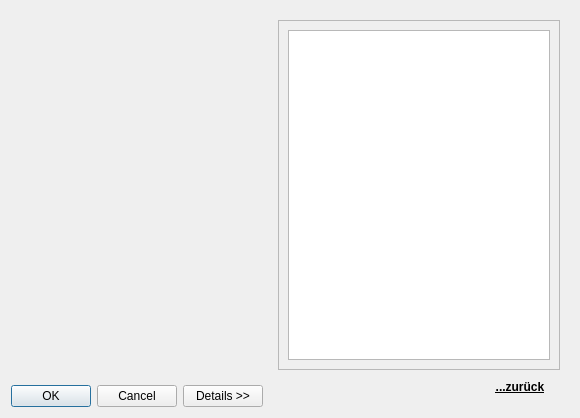
projektcheck/ProjektCheck-QGIS, file projektcheck/ui/parameter_dialog.ui: the form before one commit.
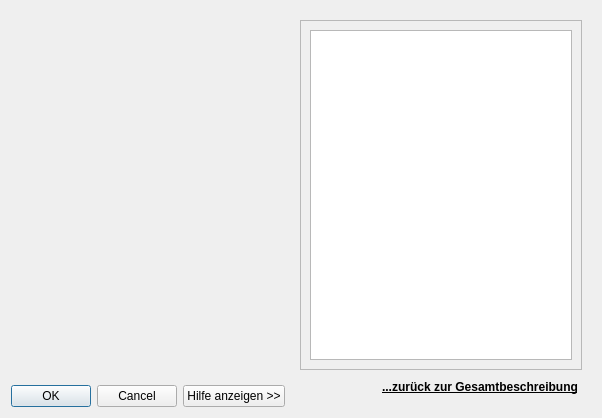
The form after the commit.

Commit message: changed help folder structure; additional parameter help files

Diff of the .ui file:
```diff
--- a/projektcheck/ui/parameter_dialog.ui
+++ b/projektcheck/ui/parameter_dialog.ui
@@ -14,17 +14,7 @@
    <string>Parameter einstellen</string>
   </property>
   <layout class="QGridLayout" name="gridLayout">
-   <item row="2" column="1">
-    <widget class="QPushButton" name="details_button">
-     <property name="text">
-      <string>Details &gt;&gt;</string>
-     </property>
-     <property name="checkable">
-      <bool>true</bool>
-     </property>
-    </widget>
-   </item>
-   <item row="2" column="0">
+   <item row="3" column="0">
     <widget class="QDialogButtonBox" name="button_box">
      <property name="orientation">
       <enum>Qt::Horizontal</enum>
@@ -37,7 +27,17 @@
    <item row="1" column="0" colspan="2">
     <layout class="QVBoxLayout" name="base_layout"/>
    </item>
-   <item row="1" column="2" rowspan="2">
+   <item row="3" column="1">
+    <widget class="QPushButton" name="details_button">
+     <property name="text">
+      <string>Hilfe anzeigen &gt;&gt;</string>
+     </property>
+     <property name="checkable">
+      <bool>true</bool>
+     </property>
+    </widget>
+   </item>
+   <item row="1" column="2" rowspan="3">
     <widget class="QWidget" name="help_widget" native="true">
      <property name="minimumSize">
       <size>
@@ -100,7 +100,7 @@
            <enum>Qt::NoFocus</enum>
           </property>
           <property name="text">
-           <string>...zurück</string>
+           <string>...zurück zur Gesamtbeschreibung</string>
           </property>
           <property name="checkable">
            <bool>false</bool>
@@ -118,6 +118,19 @@
      </layout>
     </widget>
    </item>
+   <item row="2" column="0">
+    <spacer name="verticalSpacer">
+     <property name="orientation">
+      <enum>Qt::Vertical</enum>
+     </property>
+     <property name="sizeHint" stdset="0">
+      <size>
+       <width>20</width>
+       <height>40</height>
+      </size>
+     </property>
+    </spacer>
+   </item>
   </layout>
  </widget>
  <resources/>
```
Left out of the diff: 12 changed lines with no effect on the pictures. The commit also changes 5 other files.
